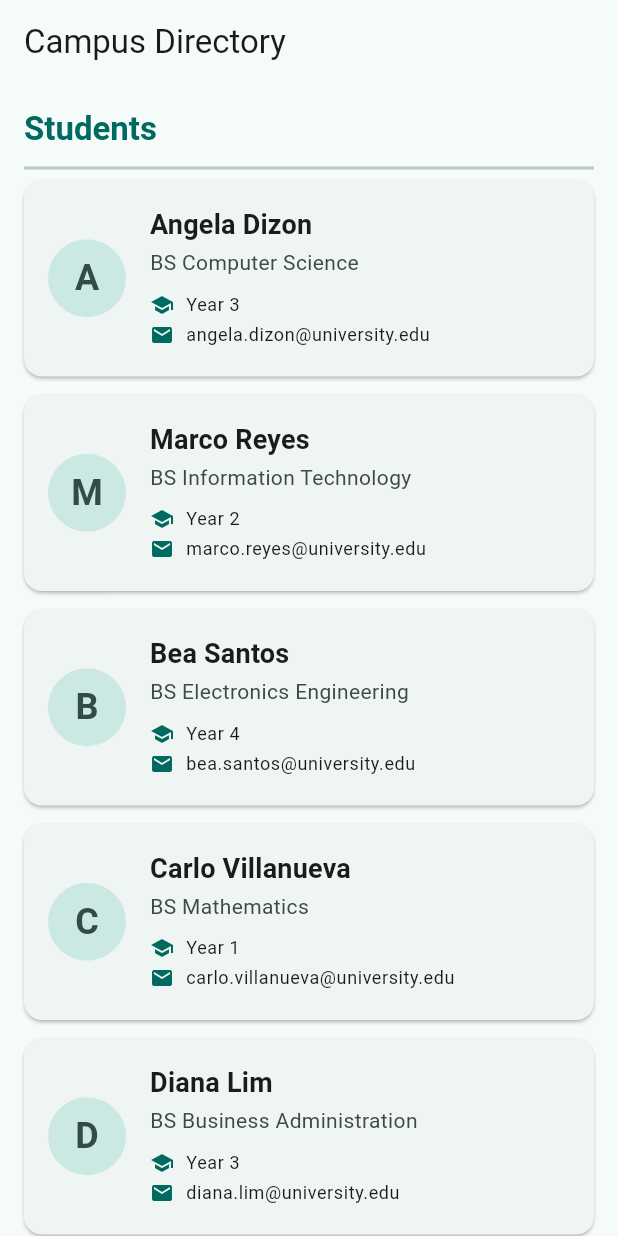
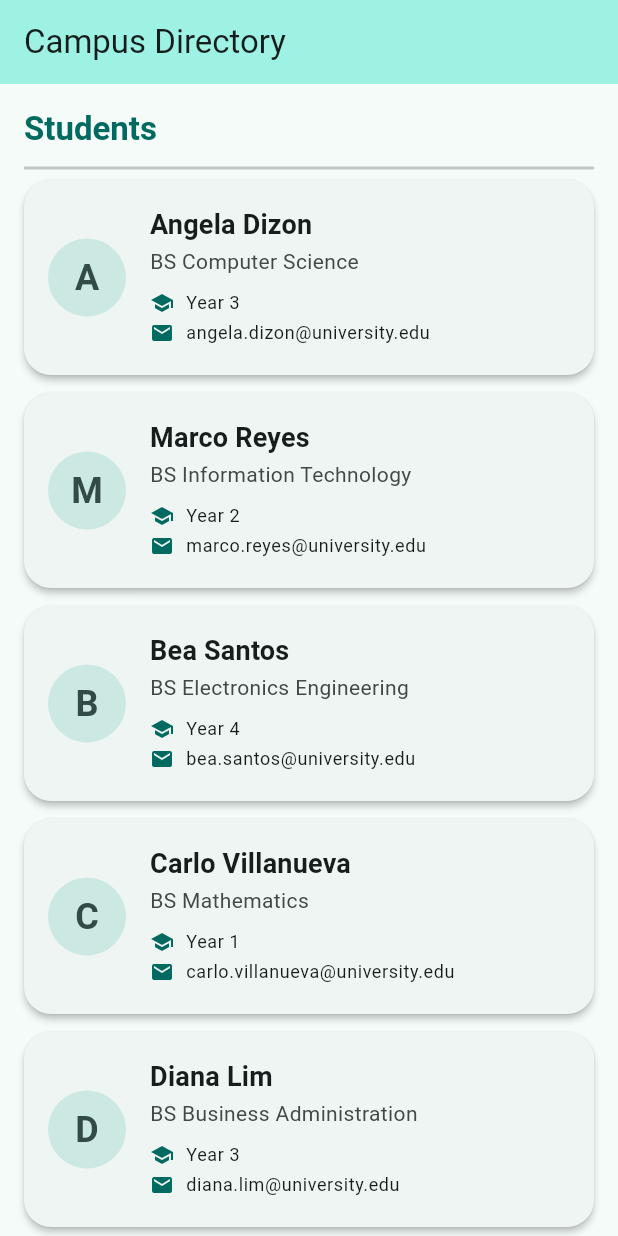
Before and after one commit to khenlumindas-beep/stateless-lab-khen, a Flutter app: the screen it shows after launch, on a phone screen of 412 x 824 dp. Run offline on Flutter 3.47's test engine with Material 3 defaults, Android fonts, the phone set to English and light mode, and no system bars.

Commit message:
Add theme and style customizations

```diff
--- a/lib/main.dart
+++ b/lib/main.dart
@@ -68,9 +68,21 @@ class DirectoryApp extends StatelessWidget {
     return MaterialApp(
       title: 'Campus Directory',
       debugShowCheckedModeBanner: false,
+      // CUSTOMIZATION 1: theme seed color chosen by hand instead of the default blue.
       theme: ThemeData(
         colorSchemeSeed: Colors.teal,
         useMaterial3: true,
+        // CUSTOMIZATION 2: rounded 18 px card corners applied to every Card.
+        cardTheme: const CardThemeData(
+          elevation: 2,
+          shape: RoundedRectangleBorder(
+            borderRadius: BorderRadius.all(Radius.circular(18)),
+          ),
+        ),
+        // CUSTOMIZATION 3: tighter default text theme for a denser directory look.
+        textTheme: const TextTheme(
+          bodyMedium: TextStyle(height: 1.35),
+        ),
       ),
       home: const DirectoryScreen(),
     );
@@ -85,11 +97,18 @@ class DirectoryScreen extends StatelessWidget {
   @override
   Widget build(BuildContext context) {
     return Scaffold(
-      appBar: AppBar(title: const Text('Campus Directory')),
+      // CUSTOMIZATION 4: AppBar tinted from the theme's primary container color.
+      appBar: AppBar(
+        title: const Text('Campus Directory'),
+        backgroundColor: Theme.of(context).colorScheme.primaryContainer,
+      ),
       body: ListView(
-        padding: const EdgeInsets.all(16),
+        // CUSTOMIZATION 5: extra breathing room around the whole list.
+        padding: const EdgeInsets.fromLTRB(16, 16, 16, 24),
         children: [
           const SectionHeader(title: 'Students'),
+          // The parent maps the data into widgets; when the list changes the
+          // parent rebuilds this widget with a different set of children.
           for (final student in students) StudentCard(student: student),
         ],
       ),
@@ -109,6 +128,7 @@ class SectionHeader extends StatelessWidget {
     return Column(
       crossAxisAlignment: CrossAxisAlignment.start,
       children: [
+        // CUSTOMIZATION 6: heading styled bold and colored from the theme seed.
         Text(
           title,
           style: Theme.of(context).textTheme.titleLarge?.copyWith(
@@ -140,6 +160,7 @@ class StudentCard extends StatelessWidget {
         padding: const EdgeInsets.all(16),
         child: Row(
           children: [
+            // CUSTOMIZATION 7: avatar tinted with the theme's secondary color.
             CircleAvatar(
               radius: 26,
               backgroundColor: colors.secondaryContainer,
@@ -154,6 +175,7 @@ class StudentCard extends StatelessWidget {
               child: Column(
                 crossAxisAlignment: CrossAxisAlignment.start,
                 children: [
+                  // CUSTOMIZATION 8: name given its own bold, larger text style.
                   Text(
                     student.name,
                     style: Theme.of(context).textTheme.titleMedium?.copyWith(
```
